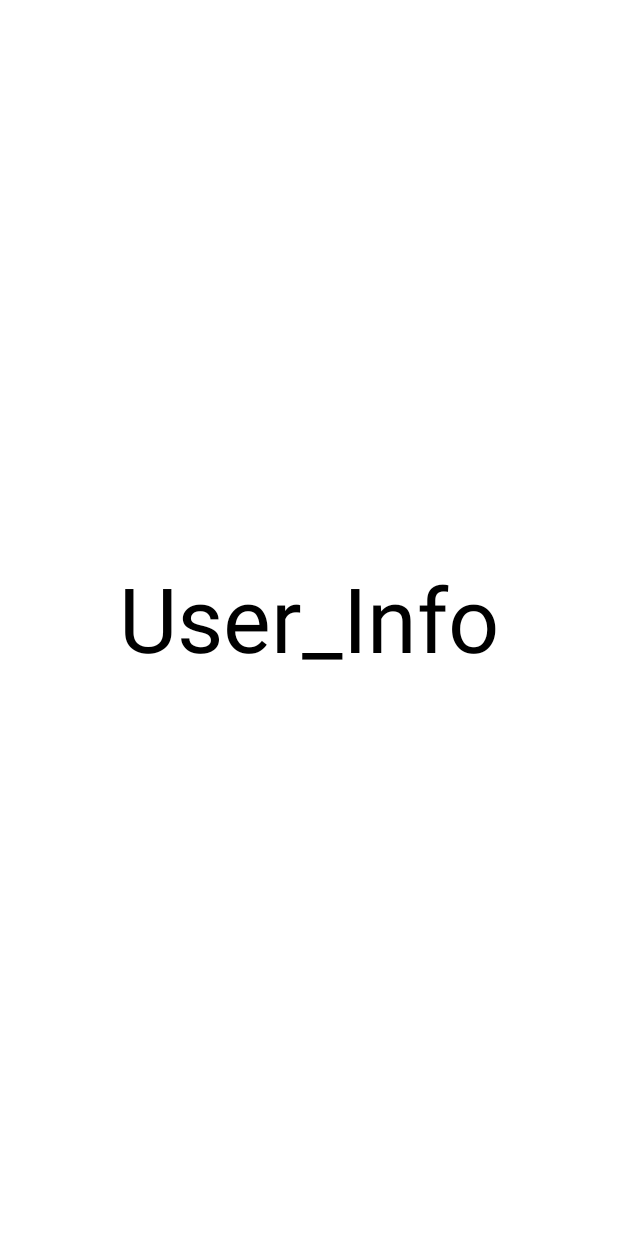
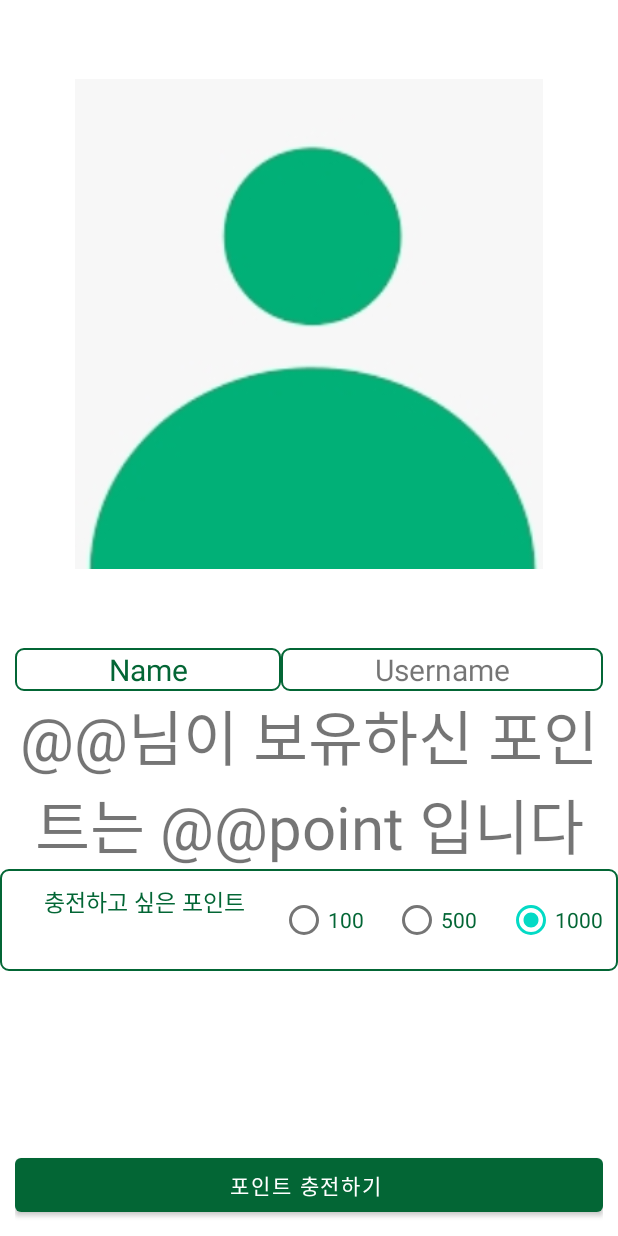
Before and after one commit to LimSoYoung522/Cabling, an Android app: the layout activity_user.xml on its own in the app's theme, with its tools: preview values and no code run, on a phone screen of 412 x 824 dp. Run offline under Robolectric (Android 15) with nearby library versions, the phone set to English and light mode, and no system bars.

Commit message:
user_info

```diff
--- a/app/src/main/AndroidManifest.xml
+++ b/app/src/main/AndroidManifest.xml
@@ -15,6 +15,8 @@
         android:supportsRtl="true"
         android:theme="@style/Theme.Cabling"
         android:usesCleartextTraffic="true">
+
+
         <activity
             android:name=".NavigationViewHelper"
             android:exported="true" />
@@ -28,10 +30,10 @@
                 <category android:name="android.intent.category.LAUNCHER" />
             </intent-filter>
         </activity>
+        <activity android:name=".UserActivity" />
         <activity android:name=".LoginActivity" />
         <activity android:name=".AppointmentActivity" />
         <activity android:name=".CompleteActivity" />
-
 
         <meta-data
             android:name="com.naver.maps.map.CLIENT_ID"
--- /dev/null
+++ b/app/src/main/res/drawable/border.xml
@@ -0,0 +1,14 @@
+<?xml version="1.0" encoding="utf-8"?>
+<shape xmlns:android="http://schemas.android.com/apk/res/android" android:shape="rectangle" >
+
+    <solid android:color="#0000" />
+
+    <stroke android:width="1dp" android:color="#036635"/>
+
+    <padding android:left="5dp" android:top="1dp"
+
+        android:right="5dp" android:bottom="1dp" />
+
+    <corners android:radius="5dp" />
+
+</shape>
--- a/app/src/main/res/layout/activity_user.xml
+++ b/app/src/main/res/layout/activity_user.xml
@@ -7,13 +7,141 @@
     android:layout_height="match_parent"
     tools:context=".UserActivity">
 
-    <TextView
+    <LinearLayout
         android:layout_width="match_parent"
         android:layout_height="match_parent"
-        android:gravity="center"
-        android:textSize="60sp"
-        android:textColor="@color/black"
-        android:text="User_Info"/>
+        android:orientation="vertical">
+
+        <ImageView
+            android:id="@+id/imageView"
+            android:layout_width="match_parent"
+            android:layout_height="wrap_content"
+            android:padding="50dp"
+            android:layout_weight="1"
+            android:src="@drawable/user" />
+
+        <LinearLayout
+            android:layout_width="match_parent"
+            android:layout_height="wrap_content"
+            android:orientation="horizontal"
+            android:paddingStart="10dp"
+            android:paddingEnd="10dp">
+
+            <TextView
+
+                android:layout_width="wrap_content"
+                android:layout_height="wrap_content"
+                android:background="@drawable/border"
+                android:layout_weight="1"
+                android:textSize="20dp"
+                android:textColor="#036635"
+                android:textAlignment="center"
+                android:gravity="center"
+                android:text="Name" />
+
+            <TextView
+                android:id="@+id/name"
+                android:background="@drawable/border"
+                android:layout_width="wrap_content"
+                android:layout_height="wrap_content"
+                android:layout_weight="1"
+                android:textAlignment="center"
+                android:gravity="center"
+                android:textSize="20dp"
+                android:text="Username" />
+        </LinearLayout>
+        <LinearLayout
+            android:layout_width="match_parent"
+            android:layout_height="wrap_content"
+            android:orientation="horizontal"
+            android:gravity="center"
+            android:paddingStart="10dp"
+            android:paddingEnd="10dp">
+
+            <TextView
+
+                android:layout_width="wrap_content"
+                android:layout_height="wrap_content"
+                android:textAlignment="center"
+
+                android:gravity="center_horizontal"
+                android:text="@@님이 보유하신 포인트는 @@point 입니다"
+                android:textSize="40dp"/>
+
+        </LinearLayout>
+
+        <LinearLayout
+            android:background="@drawable/border"
+            android:layout_width="match_parent"
+            android:layout_height="wrap_content"
+            android:orientation="horizontal"
+            android:padding="10dp">
+
+            <TextView
+                android:layout_width="wrap_content"
+                android:layout_height="47dp"
+                android:layout_weight="1"
+                android:gravity="center_horizontal"
+                android:textColor="#036635"
+                android:text="충전하고 싶은 포인트 "
+                android:textSize="15dp" />
+
+            <RadioGroup xmlns:android="http://schemas.android.com/apk/res/android"
+                android:layout_width="wrap_content"
+                android:layout_height="wrap_content"
+                android:layout_weight="1"
+                android:id="@+id/radioGroup_gender"
+                android:orientation="horizontal">
+                <RadioButton android:id="@+id/radio_male"
+                    android:layout_width="wrap_content"
+                    android:layout_height="wrap_content"
+                    android:layout_weight="1"
+                    android:textColor="#036635"
+                    android:text="100" />
+                <RadioButton android:id="@+id/radio_female"
+                    android:layout_width="wrap_content"
+                    android:layout_height="wrap_content"
+                    android:textColor="#036635"
+                    android:layout_weight="1"
+                    android:text="500" />
+                <RadioButton android:id="@+id/radio_unspecified"
+                    android:layout_width="wrap_content"
+                    android:layout_height="wrap_content"
+                    android:textColor="#036635"
+                    android:checked="true"
+                    android:text="1000" />
+            </RadioGroup>
+
+        </LinearLayout>
+
+        <LinearLayout
+            android:layout_width="match_parent"
+            android:layout_height="wrap_content"
+            android:layout_weight="1"
+            android:orientation="horizontal"
+            android:padding="10dp">
+
+            <Button
+                android:id="@+id/pointbutton"
+                android:layout_width="wrap_content"
+                android:layout_height="wrap_content"
+                android:layout_gravity="bottom"
+                android:layout_weight="1"
+                android:text="포인트 충전하기 " />
+
+
+        </LinearLayout>
+
+
+    </LinearLayout>
+
+
+
+
+
+
+
+
 
     <com.google.android.material.navigation.NavigationView
         android:id="@+id/nav"
```
Also changed, not shown: app/src/main/res/drawable/pic3.jpg (added), app/src/main/res/drawable/user.jpg (added).
